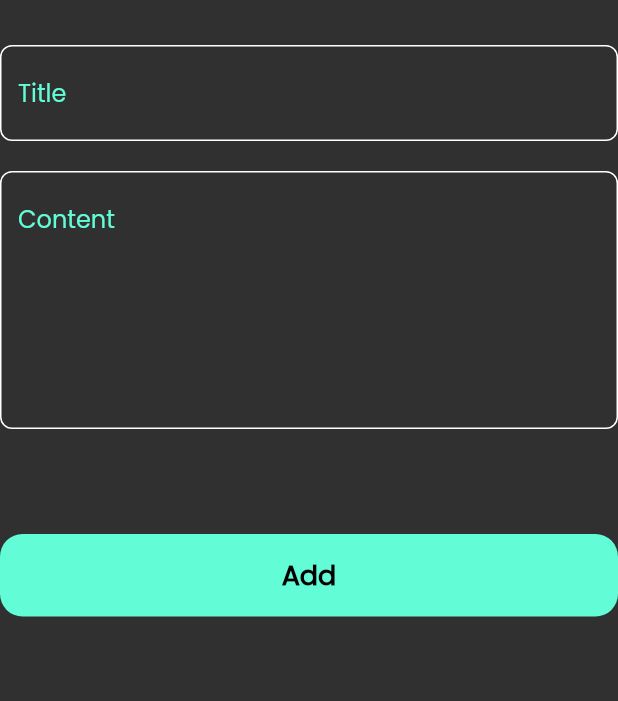
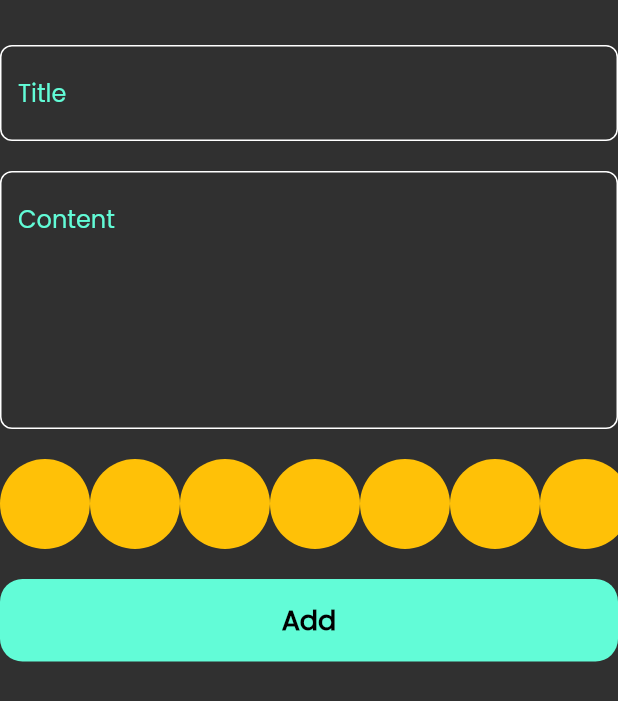
Before and after one commit to AsmaaEs/notes_app, a Flutter app: the AddNoteForm widget shown alone on an empty page, opened directly, on a phone screen of 412 x 824 dp. Shown: the top 701 px of the screen. Run offline on Flutter 3.47's test engine with Material 2 defaults, Android fonts, the phone set to English and light mode, and no system bars; our stand-ins replace bloc, flutter_bloc, font_awesome_flutter, hive, hive_flutter; accounts and stored records are empty.

Commit message:
note Color list part 1

```diff
--- a/lib/views/widgets/add_note_form.dart
+++ b/lib/views/widgets/add_note_form.dart
@@ -5,6 +5,7 @@ import 'package:notes_app/model/note_model.dart';
 import 'package:notes_app/views/widgets/custom_button.dart';
 import 'package:notes_app/views/widgets/custom_text_field.dart';
 import 'package:intl/intl.dart';
+import 'package:notes_app/views/widgets/note_list_color.dart';
 
 class AddNoteForm extends StatefulWidget {
   const AddNoteForm({
@@ -44,7 +45,11 @@ class _AddNoteFormState extends State<AddNoteForm> {
                 subtitle = value;
               }),
           const SizedBox(
-            height: 70,
+            height: 20,
+          ),
+          const ColorsList(),
+          const SizedBox(
+            height: 20,
           ),
           BlocBuilder<AddNoteCubit, AddNoteState>(
             builder: (context, state) {
--- /dev/null
+++ b/lib/views/widgets/note_list_color.dart
@@ -0,0 +1,31 @@
+import 'package:flutter/material.dart';
+
+class NoteColor extends StatelessWidget {
+  const NoteColor({super.key});
+
+  @override
+  Widget build(BuildContext context) {
+    return const CircleAvatar(
+      radius: 30,
+      backgroundColor: Colors.amber,
+    );
+  }
+}
+
+class ColorsList extends StatelessWidget {
+  const ColorsList({super.key});
+
+  @override
+  Widget build(BuildContext context) {
+    return SizedBox(
+      height: 30 * 2,
+      child: ListView.builder(
+        itemBuilder: (context, i) {
+          return NoteColor();
+        },
+        itemCount: 10,
+        scrollDirection: Axis.horizontal,
+      ),
+    );
+  }
+}
```
